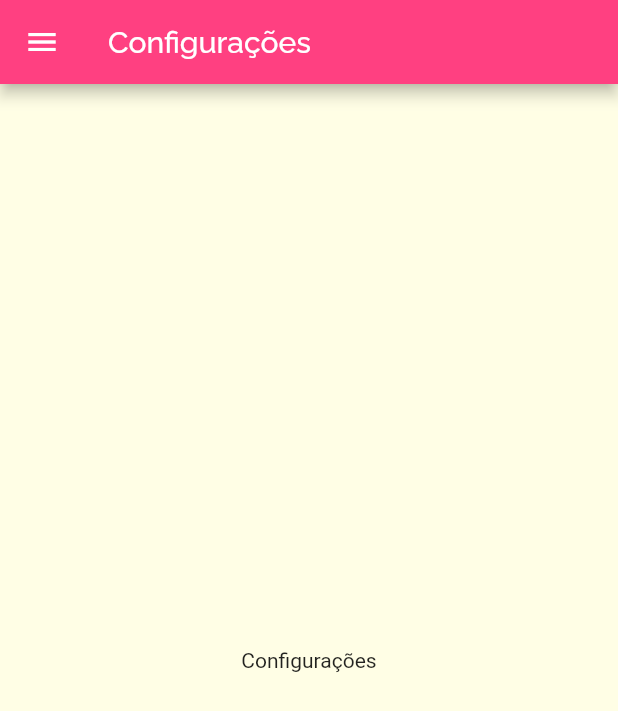
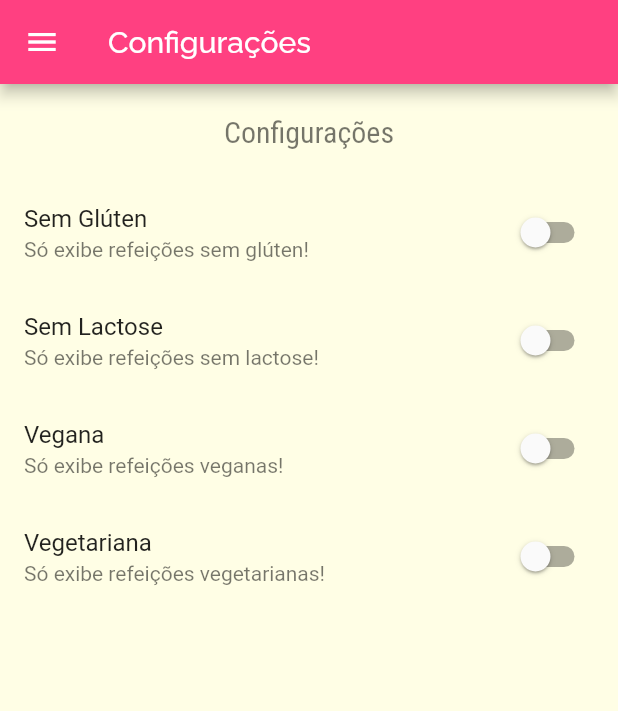
Before and after one commit to lswanderleygit/meals, a Flutter app: the SettingsScreen screen opened by its route, on a phone screen of 412 x 824 dp. Shown: the top 711 px of the screen. Run offline on Flutter 3.47's test engine with Material 2 defaults, Android fonts, the phone set to English and light mode, and no system bars.

Commit message:
created settings screen and added switches to filter meals by type

```diff
--- a/lib/models/settings.dart
+++ b/lib/models/settings.dart
@@ -0,0 +1,13 @@
+class Settings {
+  bool isGlutenFree;
+  bool isLactoseFree;
+  bool isVegan;
+  bool isVegetarian;
+
+  Settings({
+    this.isGlutenFree = false,
+    this.isLactoseFree = false,
+    this.isVegan = false,
+    this.isVegetarian = false,
+  });
+}
--- a/lib/screens/settinigs_screen.dart
+++ b/lib/screens/settinigs_screen.dart
@@ -1,7 +1,25 @@
 import 'package:flutter/material.dart';
 import 'package:meals/components/main_drawer.dart';
+import '../models/settings.dart';
 
-class SettingsScreen extends StatelessWidget {
+class SettingsScreen extends StatefulWidget {
+  @override
+  _SettingsScreenState createState() => _SettingsScreenState();
+}
+
+class _SettingsScreenState extends State<SettingsScreen> {
+  var settings = Settings();
+
+  Widget _createSwitch(
+      String title, String subtitle, bool value, Function onChanged) {
+    return SwitchListTile.adaptive(
+      title: Text(title),
+      subtitle: Text(subtitle),
+      value: value,
+      onChanged: onChanged,
+    );
+  }
+
   @override
   Widget build(BuildContext context) {
     return Scaffold(
@@ -9,8 +27,46 @@ class SettingsScreen extends StatelessWidget {
         title: Text('Configurações'),
       ),
       drawer: MainDrawer(),
-      body: Center(
-        child: Text('Configurações'),
+      body: Column(
+        children: <Widget>[
+          Container(
+            padding: EdgeInsets.all(20),
+            child: Text(
+              'Configurações',
+              style: Theme.of(context).textTheme.headline1,
+            ),
+          ),
+          Expanded(
+            child: ListView(
+              children: <Widget>[
+                _createSwitch(
+                  'Sem Glúten',
+                  'Só exibe refeições sem glúten!',
+                  settings.isGlutenFree,
+                  (value) => setState(() => settings.isGlutenFree = value),
+                ),
+                _createSwitch(
+                  'Sem Lactose',
+                  'Só exibe refeições sem lactose!',
+                  settings.isLactoseFree,
+                  (value) => setState(() => settings.isLactoseFree = value),
+                ),
+                _createSwitch(
+                  'Vegana',
+                  'Só exibe refeições veganas!',
+                  settings.isVegan,
+                  (value) => setState(() => settings.isVegan = value),
+                ),
+                _createSwitch(
+                  'Vegetariana',
+                  'Só exibe refeições vegetarianas!',
+                  settings.isVegetarian,
+                  (value) => setState(() => settings.isVegetarian = value),
+                ),
+              ],
+            ),
+          )
+        ],
       ),
     );
   }
```
